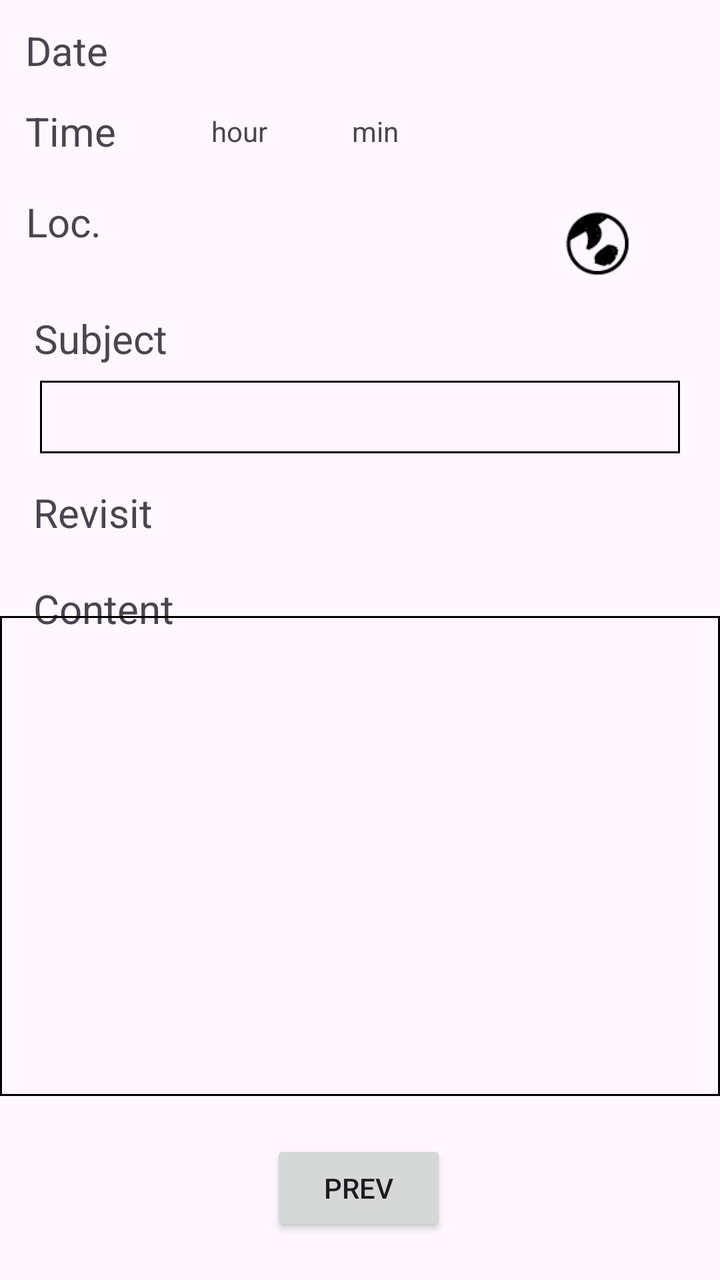
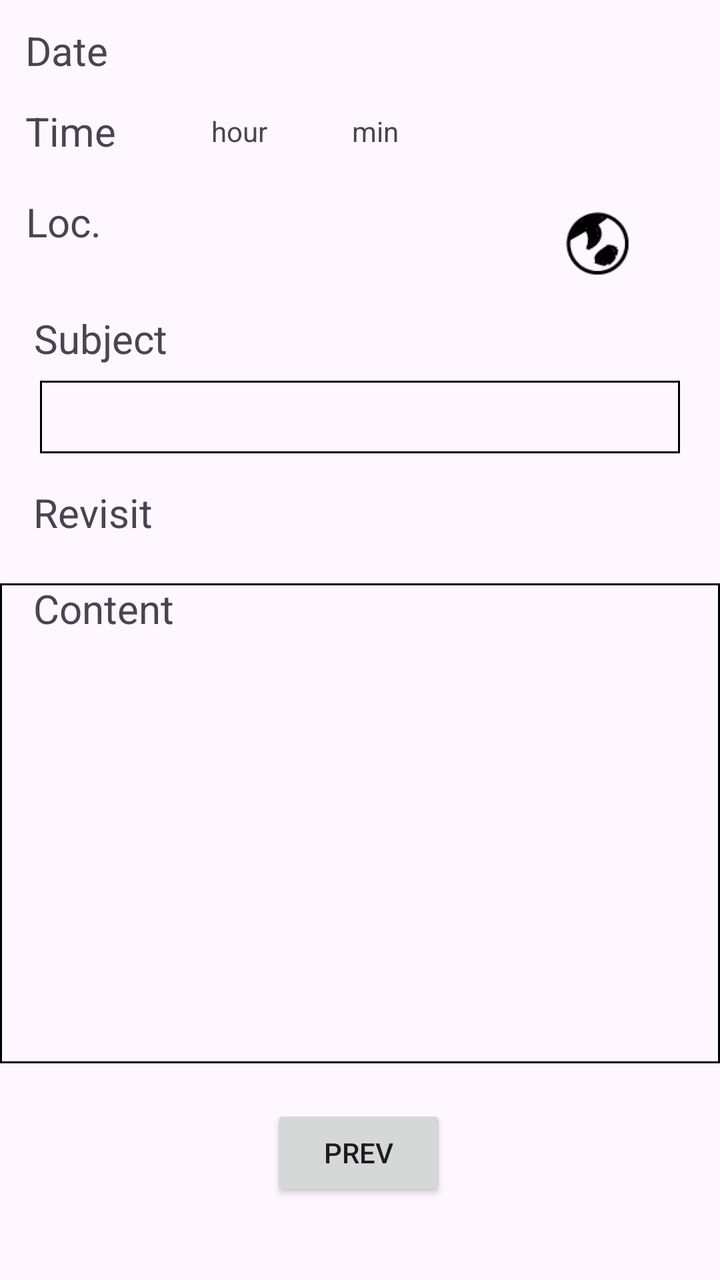

The first picture is an Android layout as it rendered before a commit; the second is the same layout after the commit. The layout source and the unified diff follow.
<!-- AndroidManifest.xml: application theme Theme.TravelHorizon -->
<!-- res/layout/fragment_view.xml -->
<?xml version="1.0" encoding="utf-8"?>
<androidx.constraintlayout.widget.ConstraintLayout xmlns:android="http://schemas.android.com/apk/res/android"
    xmlns:app="http://schemas.android.com/apk/res-auto"
    xmlns:tools="http://schemas.android.com/tools"
    android:layout_width="match_parent"
    android:layout_height="match_parent"
    tools:context=".fragment.ViewFragment">

    <TextView
        android:id="@+id/viewSubject"
        android:layout_width="0dp"
        android:layout_height="wrap_content"
        android:layout_marginHorizontal="20sp"
        android:background="@drawable/border"
        android:padding="6dp"
        android:textSize="18sp"
        app:layout_constraintBottom_toBottomOf="parent"
        app:layout_constraintEnd_toEndOf="parent"
        app:layout_constraintHorizontal_bias="0.4"
        app:layout_constraintStart_toStartOf="parent"
        app:layout_constraintTop_toBottomOf="@+id/textView"
        app:layout_constraintVertical_bias="0.018" />

    <TextView
        android:id="@+id/labelRevisit"
        android:layout_width="wrap_content"
        android:layout_height="wrap_content"
        android:text="@string/revisit"
        android:textSize="20sp"
        app:layout_constraintBottom_toBottomOf="parent"
        app:layout_constraintEnd_toEndOf="parent"
        app:layout_constraintHorizontal_bias="0.056"
        app:layout_constraintStart_toStartOf="parent"
        app:layout_constraintTop_toBottomOf="@+id/viewSubject"
        app:layout_constraintVertical_bias="0.041" />

    <TextView
        android:id="@+id/textView"
        android:layout_width="wrap_content"
        android:layout_height="wrap_content"
        android:text="@string/subject"
        android:textSize="20sp"
        app:layout_constraintBottom_toBottomOf="parent"
        app:layout_constraintEnd_toEndOf="parent"
        app:layout_constraintHorizontal_bias="0.058"
        app:layout_constraintStart_toStartOf="parent"
        app:layout_constraintTop_toTopOf="parent"
        app:layout_constraintVertical_bias="0.254" />

    <TextView
        android:id="@+id/viewLatitude"
        android:layout_width="203dp"
        android:layout_height="wrap_content"
        android:textSize="16sp"
        app:layout_constraintBottom_toBottomOf="parent"
        app:layout_constraintEnd_toEndOf="parent"
        app:layout_constraintHorizontal_bias="0.418"
        app:layout_constraintStart_toStartOf="parent"
        app:layout_constraintTop_toTopOf="parent"
        app:layout_constraintVertical_bias="0.162" />

    <TextView
        android:id="@+id/labelHour"
        android:layout_width="wrap_content"
        android:layout_height="27dp"
        android:gravity="center|left"
        android:text="@string/hour"
        android:textSize="14sp"
        app:layout_constraintBottom_toBottomOf="parent"
        app:layout_constraintEnd_toEndOf="parent"
        app:layout_constraintHorizontal_bias="0.318"
        app:layout_constraintStart_toStartOf="parent"
        app:layout_constraintTop_toTopOf="parent"
        app:layout_constraintVertical_bias="0.085" />

    <TextView
        android:id="@+id/labelDate"
        android:layout_width="wrap_content"
        android:layout_height="wrap_content"
        android:text="@string/date"
        android:textSize="20sp"
        app:layout_constraintBottom_toBottomOf="parent"
        app:layout_constraintEnd_toEndOf="parent"
        app:layout_constraintHorizontal_bias="0.04"
        app:layout_constraintStart_toStartOf="parent"
        app:layout_constraintTop_toTopOf="parent"
        app:layout_constraintVertical_bias="0.019" />

    <TextView
        android:id="@+id/labelMin"
        android:layout_width="wrap_content"
        android:layout_height="27dp"
        android:gravity="center|left"
        android:text="@string/min"
        android:textSize="14sp"
        app:layout_constraintBottom_toBottomOf="parent"
        app:layout_constraintEnd_toEndOf="parent"
        app:layout_constraintHorizontal_bias="0.523"
        app:layout_constraintStart_toStartOf="parent"
        app:layout_constraintTop_toTopOf="parent"
        app:layout_constraintVertical_bias="0.085" />

    <TextView
        android:id="@+id/labelTime"
        android:layout_width="wrap_content"
        android:layout_height="wrap_content"
        android:text="@string/time"
        android:textSize="20sp"
        app:layout_constraintBottom_toBottomOf="parent"
        app:layout_constraintEnd_toEndOf="parent"
        app:layout_constraintHorizontal_bias="0.04"
        app:layout_constraintStart_toStartOf="parent"
        app:layout_constraintTop_toTopOf="parent"
        app:layout_constraintVertical_bias="0.085" />

    <TextView
        android:id="@+id/viewLongitude"
        android:layout_width="203dp"
        android:layout_height="wrap_content"
        android:textSize="16sp"
        app:layout_constraintBottom_toBottomOf="parent"
        app:layout_constraintEnd_toEndOf="parent"
        app:layout_constraintHorizontal_bias="0.418"
        app:layout_constraintStart_toStartOf="parent"
        app:layout_constraintTop_toTopOf="parent"
        app:layout_constraintVertical_bias="0.196" />

    <TextView
        android:id="@+id/viewHour"
        android:layout_width="24dp"
        android:layout_height="wrap_content"
        android:textSize="16sp"
        app:layout_constraintBottom_toBottomOf="parent"
        app:layout_constraintEnd_toEndOf="parent"
        app:layout_constraintHorizontal_bias="0.235"
        app:layout_constraintStart_toStartOf="parent"
        app:layout_constraintTop_toTopOf="parent"
        app:layout_constraintVertical_bias="0.09" />

    <TextView
        android:id="@+id/labelLocation"
        android:layout_width="wrap_content"
        android:layout_height="wrap_content"
        android:text="@string/location"
        android:textSize="20sp"
        app:layout_constraintBottom_toBottomOf="parent"
        app:layout_constraintEnd_toEndOf="parent"
        app:layout_constraintHorizontal_bias="0.04"
        app:layout_constraintStart_toStartOf="parent"
        app:layout_constraintTop_toTopOf="parent"
        app:layout_constraintVertical_bias="0.159" />

    <TextView
        android:id="@+id/viewDate"
        android:layout_width="140dp"
        android:layout_height="wrap_content"
        android:textSize="20sp"
        app:layout_constraintBottom_toBottomOf="parent"
        app:layout_constraintEnd_toEndOf="parent"
        app:layout_constraintHorizontal_bias="0.317"
        app:layout_constraintStart_toStartOf="parent"
        app:layout_constraintTop_toTopOf="parent"
        app:layout_constraintVertical_bias="0.019" />

    <TextView
        android:id="@+id/viewMin"
        android:layout_width="24dp"
        android:layout_height="wrap_content"
        android:textSize="16sp"
        app:layout_constraintBottom_toBottomOf="parent"
        app:layout_constraintEnd_toEndOf="parent"
        app:layout_constraintHorizontal_bias="0.452"
        app:layout_constraintStart_toStartOf="parent"
        app:layout_constraintTop_toTopOf="parent"
        app:layout_constraintVertical_bias="0.09" />

    <TextView
        android:id="@+id/textView2"
        android:layout_width="wrap_content"
        android:layout_height="wrap_content"
        android:layout_marginTop="64dp"
        android:text="@string/Content"
        android:textSize="20sp"
        app:layout_constraintEnd_toEndOf="parent"
        app:layout_constraintHorizontal_bias="0.058"
        app:layout_constraintStart_toStartOf="parent"
        app:layout_constraintTop_toBottomOf="@+id/viewSubject" />

    <Button
        android:id="@+id/btnPrev"
        android:layout_width="wrap_content"
        android:layout_height="wrap_content"
        android:text="@string/previous"
        app:layout_constraintBottom_toBottomOf="parent"
        app:layout_constraintEnd_toEndOf="parent"
        app:layout_constraintHorizontal_bias="0.498"
        app:layout_constraintStart_toStartOf="parent"
        app:layout_constraintTop_toBottomOf="@+id/viewContent" />

    <ImageView
        android:id="@+id/imgViewEarth"
        android:layout_width="36dp"
        android:layout_height="36dp"
        android:layout_marginStart="12dp"
        android:src="@drawable/earth"
        android:tooltipText="@string/open_map_app"
        app:layout_constraintBottom_toBottomOf="@+id/viewLongitude"
        app:layout_constraintStart_toEndOf="@+id/viewLatitude"
        app:layout_constraintTop_toTopOf="@+id/viewLatitude" />

    <TextView
        android:id="@+id/viewCheck"
        android:layout_width="50dp"
        android:layout_height="wrap_content"
        android:layout_marginStart="12dp"
        android:gravity="center"
        android:textSize="24sp"
        app:layout_constraintBottom_toBottomOf="@+id/labelRevisit"
        app:layout_constraintStart_toEndOf="@+id/labelRevisit"
        app:layout_constraintTop_toTopOf="@+id/labelRevisit" />

    <EditText
        android:id="@+id/viewContent"
        android:layout_width="360dp"
        android:layout_height="240dp"
        android:layout_marginBottom="92dp"
        android:background="@drawable/border"
        android:clickable="false"
        android:editable="false"
        android:ems="10"
        android:focusable="false"
        android:focusableInTouchMode="false"
        android:gravity="top"
        android:inputType="text|textMultiLine"
        android:scrollbars="vertical"
        app:layout_constraintBottom_toBottomOf="parent"
        app:layout_constraintEnd_toEndOf="parent"
        app:layout_constraintHorizontal_bias="0.49"
        app:layout_constraintStart_toStartOf="parent" />

    
    
    
    
    
    
    
    
    
    
    
    
    
    
    
    

</androidx.constraintlayout.widget.ConstraintLayout>
<!-- resources referenced by this layout -->
<resources>
  <!-- drawable border (drawable) -->
  <?xml version="1.0" encoding="utf-8"?>
  <shape xmlns:android="http://schemas.android.com/apk/res/android" android:shape="rectangle" >
  
      <stroke android:width="1dp" android:color="@color/black"/>
  </shape>
  <!-- drawable earth: png bitmap (drawable, 1851 bytes) -->
  <string name="Content">Content</string>
  <string name="date">Date</string>
  <string name="hour">hour</string>
  <string name="location">Loc.</string>
  <string name="min">min</string>
  <string name="open_map_app">Open Map App</string>
  <string name="previous">Prev</string>
  <string name="revisit">Revisit</string>
  <string name="subject">Subject</string>
  <string name="time">Time</string>
  <style name="Theme.TravelHorizon" parent="Base.Theme.TravelHorizon" />
  <color name="black">#FF000000</color>
  <style name="Base.Theme.TravelHorizon" parent="Theme.Material3.DayNight.NoActionBar">
          
          
      </style>
</resources>

<!-- the commit's change to res/layout/fragment_view.xml (unified diff, before → after) -->
@@ -195,7 +195,8 @@
         app:layout_constraintEnd_toEndOf="parent"
         app:layout_constraintHorizontal_bias="0.498"
         app:layout_constraintStart_toStartOf="parent"
-        app:layout_constraintTop_toBottomOf="@+id/viewContent" />
+        app:layout_constraintTop_toBottomOf="@+id/viewContent"
+        app:layout_constraintVertical_bias="0.341" />
 
     <ImageView
         android:id="@+id/imgViewEarth"
@@ -223,7 +224,6 @@
         android:id="@+id/viewContent"
         android:layout_width="360dp"
         android:layout_height="240dp"
-        android:layout_marginBottom="92dp"
         android:background="@drawable/border"
         android:clickable="false"
         android:editable="false"
@@ -236,7 +236,9 @@
         app:layout_constraintBottom_toBottomOf="parent"
         app:layout_constraintEnd_toEndOf="parent"
         app:layout_constraintHorizontal_bias="0.49"
-        app:layout_constraintStart_toStartOf="parent" />
+        app:layout_constraintStart_toStartOf="parent"
+        app:layout_constraintTop_toTopOf="parent"
+        app:layout_constraintVertical_bias="0.729" />
 
     
     
